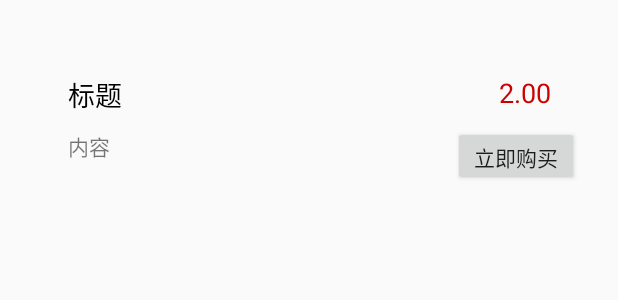
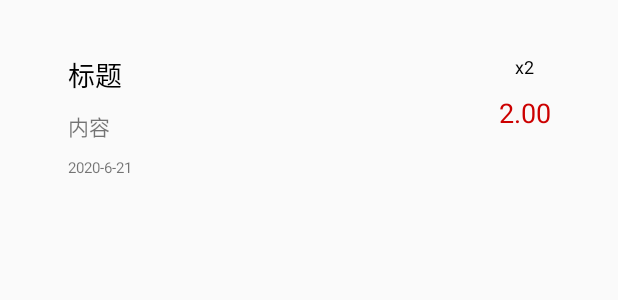
Before and after one commit to hicjcn/homework, an Android app: the layout item_record.xml on its own in the app's theme, with its tools: preview values and no code run, on a phone screen of 412 x 824 dp. Shown: the top 300 px of the screen. Run offline under Robolectric (Android 15) with nearby library versions, the phone set to English and light mode, and no system bars.

Commit message:
feat: 全部订单

```diff
--- a/app/src/main/AndroidManifest.xml
+++ b/app/src/main/AndroidManifest.xml
@@ -22,6 +22,7 @@
         <activity android:name=".ui.ActionActivity"></activity>
         <activity android:name=".ui.GoodsListActivity"></activity>
         <activity android:name=".ui.GoodsShoppingActivity"></activity>
+        <activity android:name=".ui.RecordListActivity"></activity>
     </application>
 
 </manifest>
--- a/app/src/main/java/com/example/demo/ui/ActionActivity.java
+++ b/app/src/main/java/com/example/demo/ui/ActionActivity.java
@@ -27,8 +27,9 @@ public class ActionActivity extends AppCompatActivity {
             startActivity(intent);
         });
         findViewById(R.id.actionOrder).setOnClickListener(view -> {
-            // TODO 全部订单
-
+            //  全部订单
+            Intent intent = new Intent(ActionActivity.this, RecordListActivity.class);
+            startActivity(intent);
         });
         findViewById(R.id.actionMyInfo).setOnClickListener(view -> {
             // TODO 个人信息
--- a/app/src/main/res/layout/item_goods.xml
+++ b/app/src/main/res/layout/item_record.xml
@@ -11,11 +11,26 @@
     android:paddingBottom="@dimen/activity_vertical_margin">
 
     <TextView
-        android:id="@+id/itemGoodsName"
+        android:id="@+id/itemRecordAmount"
+        android:layout_width="wrap_content"
+        android:layout_height="wrap_content"
+        android:layout_marginStart="37dp"
+        android:layout_marginTop="10dp"
+        android:layout_marginEnd="29dp"
+        android:text="2.00"
+        android:textColor="@android:color/holo_red_dark"
+        android:textSize="18sp"
+        app:layout_constraintEnd_toEndOf="parent"
+        app:layout_constraintHorizontal_bias="0.0"
+        app:layout_constraintStart_toEndOf="@+id/itemRecordName"
+        app:layout_constraintTop_toBottomOf="@+id/itemRecordCnt" />
+
+    <TextView
+        android:id="@+id/itemRecordName"
         android:layout_width="250dp"
         android:layout_height="wrap_content"
         android:layout_marginStart="29dp"
-        android:layout_marginTop="33dp"
+        android:layout_marginTop="20dp"
         android:text="标题"
         android:textColor="@android:color/background_dark"
         android:textSize="18sp"
@@ -23,38 +38,37 @@
         app:layout_constraintTop_toTopOf="parent" />
 
     <TextView
-        android:id="@+id/itemGoodsDesc"
+        android:id="@+id/itemRecordDesc"
         android:layout_width="250dp"
         android:layout_height="wrap_content"
         android:layout_marginTop="10dp"
         android:text="内容"
-        app:layout_constraintStart_toStartOf="@+id/itemGoodsName"
-        app:layout_constraintTop_toBottomOf="@+id/itemGoodsName" />
+        app:layout_constraintStart_toStartOf="@+id/itemRecordName"
+        app:layout_constraintTop_toBottomOf="@+id/itemRecordName" />
 
     <TextView
-        android:id="@+id/itemGoodsPrice"
+        android:id="@+id/itemRecordCnt"
         android:layout_width="wrap_content"
         android:layout_height="wrap_content"
         android:layout_marginStart="37dp"
-        android:layout_marginTop="33dp"
+        android:layout_marginTop="20dp"
         android:layout_marginEnd="29dp"
-        android:text="2.00"
-        android:textColor="@android:color/holo_red_dark"
-        android:textSize="18sp"
+        android:text="x2"
+        android:textColor="@android:color/widget_edittext_dark"
+        android:textSize="12sp"
         app:layout_constraintEnd_toEndOf="parent"
-        app:layout_constraintStart_toEndOf="@+id/itemGoodsName"
+        app:layout_constraintStart_toEndOf="@+id/itemRecordName"
         app:layout_constraintTop_toTopOf="parent" />
 
-    <Button
-        android:id="@+id/itemGoodsBuy"
-        android:layout_width="84dp"
-        android:layout_height="40dp"
-        android:layout_marginStart="6dp"
+    <TextView
+        android:id="@+id/itemRecordTime"
+        android:layout_width="wrap_content"
+        android:layout_height="wrap_content"
+        android:layout_marginStart="29dp"
         android:layout_marginTop="10dp"
-        android:layout_marginEnd="10dp"
-        android:text="@string/item_goods_add"
-        app:layout_constraintEnd_toEndOf="parent"
-        app:layout_constraintStart_toEndOf="@+id/itemGoodsDesc"
-        app:layout_constraintTop_toBottomOf="@+id/itemGoodsPrice" />
+        android:text="2020-6-21"
+        android:textSize="10sp"
+        app:layout_constraintStart_toStartOf="parent"
+        app:layout_constraintTop_toBottomOf="@+id/itemRecordDesc" />
 
 </androidx.constraintlayout.widget.ConstraintLayout>
```
Also changed, not shown: app/src/main/java/com/example/demo/data/RecordService.java (+60 -1 lines), app/src/main/java/com/example/demo/data/callback/RecordCallback.java (added, +12 -0 lines), app/src/main/java/com/example/demo/model/Record.java (added, +13 -0 lines), app/src/main/java/com/example/demo/ui/RecordListActivity.java (added, +60 -0 lines), app/src/main/java/com/example/demo/ui/record/RecordAdapter.java (added, +50 -0 lines), app/src/main/java/com/example/demo/ui/record/RecordViewHolder.java (added, +35 -0 lines).
